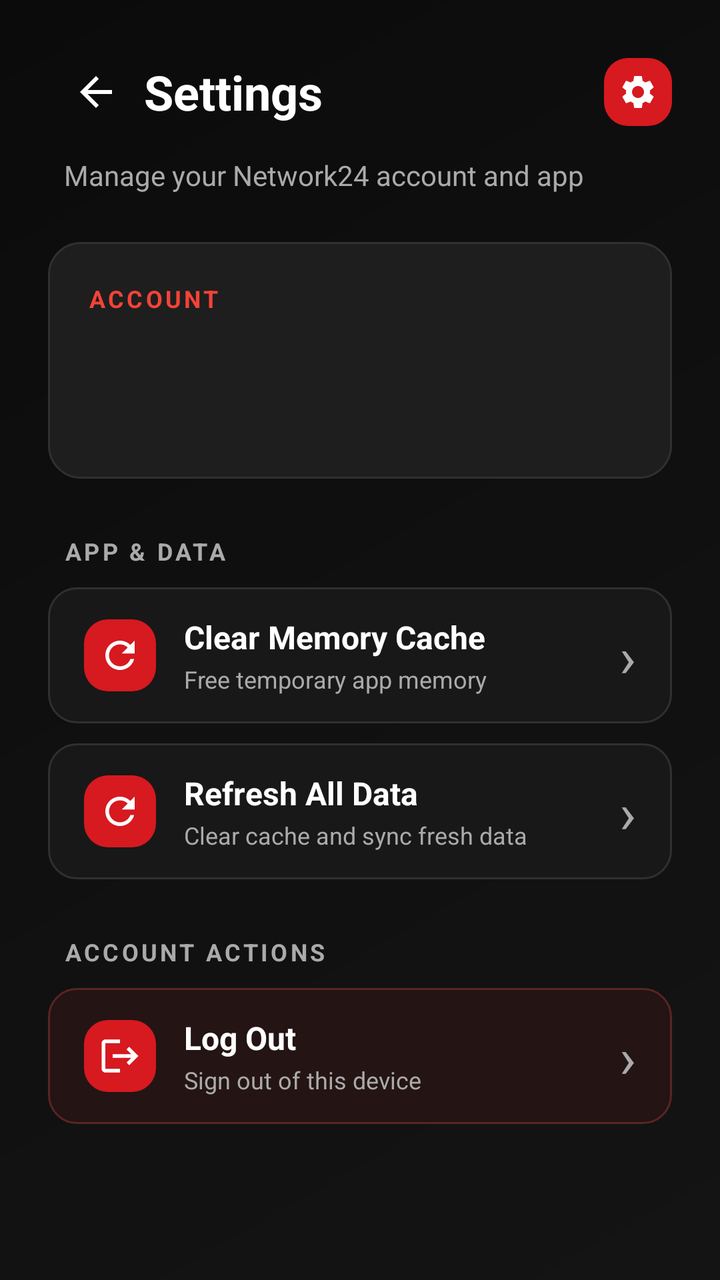
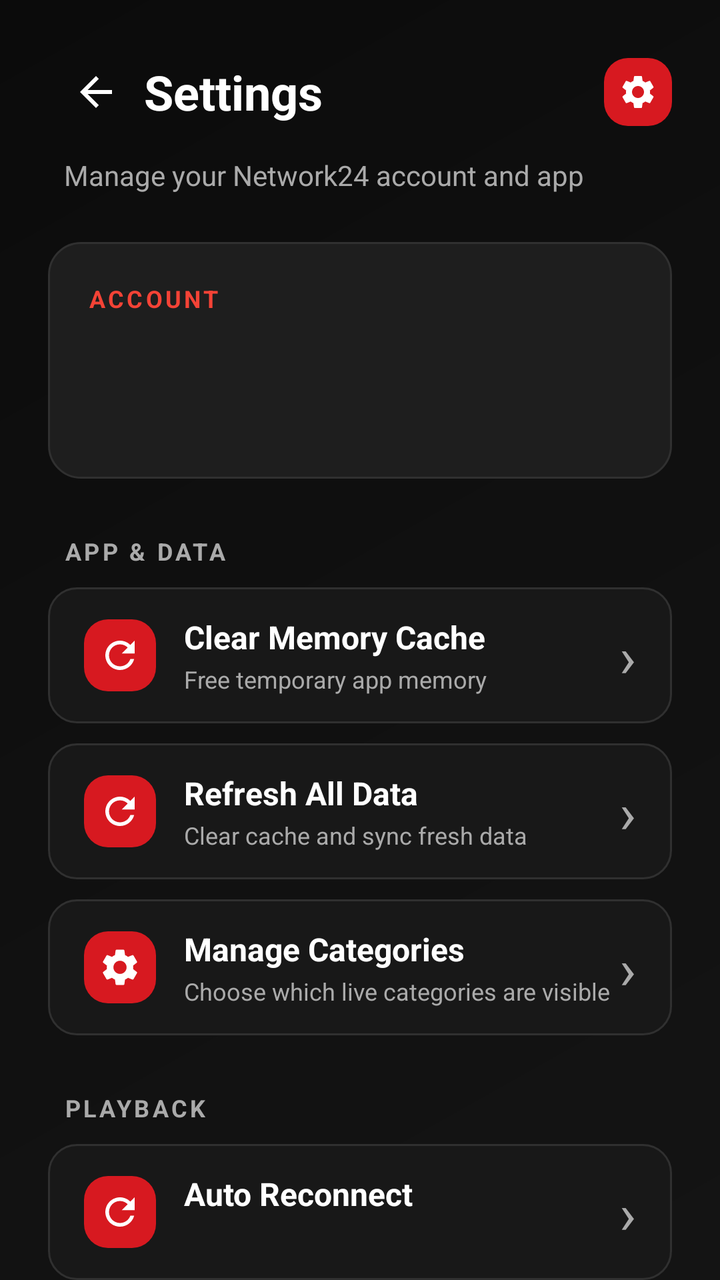

Screens rendered from an Android XML layout before and after an edit, with the pre-edit source and the edit as a unified diff.
<!-- AndroidManifest.xml: application theme Theme.Network24 -->
<!-- res/layout/activity_settings.xml -->
<?xml version="1.0" encoding="utf-8"?>
<ScrollView xmlns:android="http://schemas.android.com/apk/res/android"
    android:id="@+id/settingsScroll"
    android:layout_width="match_parent"
    android:layout_height="match_parent"
    android:fillViewport="true"
    android:background="@drawable/bg_dashboard"
    android:scrollbars="none">

    <LinearLayout
        android:layout_width="match_parent"
        android:layout_height="wrap_content"
        android:orientation="vertical"
        android:paddingStart="24dp"
        android:paddingTop="18dp"
        android:paddingEnd="24dp"
        android:paddingBottom="32dp">

        <LinearLayout
            android:layout_width="match_parent"
            android:layout_height="56dp"
            android:gravity="center_vertical"
            android:orientation="horizontal">

            <ImageButton
                android:id="@+id/settingsBack"
                android:layout_width="48dp"
                android:layout_height="48dp"
                android:background="?attr/selectableItemBackgroundBorderless"
                android:contentDescription="Back"
                android:padding="12dp"
                android:src="@drawable/ic_back"
                android:tint="@color/text_primary" />

            <TextView
                android:layout_width="0dp"
                android:layout_height="wrap_content"
                android:layout_weight="1"
                android:text="Settings"
                android:textColor="@color/text_primary"
                android:textSize="24sp"
                android:textStyle="bold" />

            <ImageView
                android:layout_width="34dp"
                android:layout_height="34dp"
                android:background="@drawable/bg_settings_icon"
                android:padding="7dp"
                android:src="@drawable/ic_settings"
                android:tint="@color/text_primary" />
        </LinearLayout>

        <TextView
            android:layout_width="match_parent"
            android:layout_height="wrap_content"
            android:layout_marginStart="8dp"
            android:layout_marginTop="4dp"
            android:text="Manage your Network24 account and app"
            android:textColor="@color/text_hint"
            android:textSize="14sp" />

        <LinearLayout
            android:id="@+id/accountCard"
            android:layout_width="match_parent"
            android:layout_height="wrap_content"
            android:layout_marginTop="24dp"
            android:background="@drawable/bg_settings_card"
            android:orientation="vertical"
            android:padding="20dp">

            <TextView
                android:layout_width="match_parent"
                android:layout_height="wrap_content"
                android:text="ACCOUNT"
                android:textColor="@color/primary_light"
                android:textSize="12sp"
                android:textStyle="bold"
                android:letterSpacing="0.12" />

            <TextView
                android:id="@+id/accountName"
                android:layout_width="match_parent"
                android:layout_height="wrap_content"
                android:layout_marginTop="8dp"
                android:textColor="@color/text_primary"
                android:textSize="20sp"
                android:textStyle="bold" />

            <TextView
                android:id="@+id/accountDetails"
                android:layout_width="match_parent"
                android:layout_height="wrap_content"
                android:layout_marginTop="8dp"
                android:lineSpacingExtra="4dp"
                android:textColor="@color/text_secondary"
                android:textSize="14sp" />
        </LinearLayout>

        <TextView
            android:layout_width="match_parent"
            android:layout_height="wrap_content"
            android:layout_marginStart="8dp"
            android:layout_marginTop="28dp"
            android:text="APP &amp; DATA"
            android:textColor="@color/text_hint"
            android:textSize="12sp"
            android:textStyle="bold"
            android:letterSpacing="0.12" />

        <LinearLayout
            android:id="@+id/clearMemory"
            android:layout_width="match_parent"
            android:layout_height="68dp"
            android:layout_marginTop="10dp"
            android:background="@drawable/bg_settings_action"
            android:clickable="true"
            android:focusable="true"
            android:gravity="center_vertical"
            android:orientation="horizontal"
            android:paddingStart="18dp"
            android:paddingEnd="18dp">

            <ImageView
                android:layout_width="36dp"
                android:layout_height="36dp"
                android:background="@drawable/bg_settings_icon"
                android:padding="7dp"
                android:src="@drawable/ic_refresh"
                android:tint="@color/text_primary" />

            <LinearLayout
                android:layout_width="0dp"
                android:layout_height="wrap_content"
                android:layout_marginStart="14dp"
                android:layout_weight="1"
                android:orientation="vertical">

                <TextView android:layout_width="match_parent" android:layout_height="wrap_content"
                    android:text="Clear Memory Cache" android:textColor="@color/text_primary"
                    android:textSize="16sp" android:textStyle="bold"/>
                <TextView android:layout_width="match_parent" android:layout_height="wrap_content"
                    android:layout_marginTop="2dp" android:text="Free temporary app memory"
                    android:textColor="@color/text_hint" android:textSize="12sp"/>
            </LinearLayout>

            <TextView android:layout_width="wrap_content" android:layout_height="wrap_content"
                android:text="›" android:textColor="@color/text_hint" android:textSize="28sp"/>
        </LinearLayout>

        <LinearLayout
            android:id="@+id/forceRefresh"
            android:layout_width="match_parent"
            android:layout_height="68dp"
            android:layout_marginTop="10dp"
            android:background="@drawable/bg_settings_action"
            android:clickable="true"
            android:focusable="true"
            android:gravity="center_vertical"
            android:orientation="horizontal"
            android:paddingStart="18dp"
            android:paddingEnd="18dp">

            <ImageView
                android:layout_width="36dp"
                android:layout_height="36dp"
                android:background="@drawable/bg_settings_icon"
                android:padding="7dp"
                android:src="@drawable/ic_refresh"
                android:tint="@color/text_primary" />

            <LinearLayout android:layout_width="0dp" android:layout_height="wrap_content"
                android:layout_marginStart="14dp" android:layout_weight="1" android:orientation="vertical">
                <TextView android:layout_width="match_parent" android:layout_height="wrap_content"
                    android:text="Refresh All Data" android:textColor="@color/text_primary"
                    android:textSize="16sp" android:textStyle="bold"/>
                <TextView android:layout_width="match_parent" android:layout_height="wrap_content"
                    android:layout_marginTop="2dp" android:text="Clear cache and sync fresh data"
                    android:textColor="@color/text_hint" android:textSize="12sp"/>
            </LinearLayout>
            <TextView android:layout_width="wrap_content" android:layout_height="wrap_content"
                android:text="›" android:textColor="@color/text_hint" android:textSize="28sp"/>
        </LinearLayout>

        <TextView
            android:layout_width="match_parent" android:layout_height="wrap_content"
            android:layout_marginStart="8dp" android:layout_marginTop="28dp"
            android:text="ACCOUNT ACTIONS" android:textColor="@color/text_hint"
            android:textSize="12sp" android:textStyle="bold" android:letterSpacing="0.12"/>

        <LinearLayout
            android:id="@+id/logout"
            android:layout_width="match_parent"
            android:layout_height="68dp"
            android:layout_marginTop="10dp"
            android:background="@drawable/bg_settings_danger"
            android:clickable="true"
            android:focusable="true"
            android:gravity="center_vertical"
            android:orientation="horizontal"
            android:paddingStart="18dp"
            android:paddingEnd="18dp">

            <ImageView android:layout_width="36dp" android:layout_height="36dp"
                android:background="@drawable/bg_settings_icon" android:padding="7dp"
                android:src="@drawable/ic_logout" android:tint="@color/text_primary"/>
            <LinearLayout android:layout_width="0dp" android:layout_height="wrap_content"
                android:layout_marginStart="14dp" android:layout_weight="1" android:orientation="vertical">
                <TextView android:layout_width="match_parent" android:layout_height="wrap_content"
                    android:text="Log Out" android:textColor="@color/text_primary"
                    android:textSize="16sp" android:textStyle="bold"/>
                <TextView android:layout_width="match_parent" android:layout_height="wrap_content"
                    android:layout_marginTop="2dp" android:text="Sign out of this device"
                    android:textColor="@color/text_hint" android:textSize="12sp"/>
            </LinearLayout>
            <TextView android:layout_width="wrap_content" android:layout_height="wrap_content"
                android:text="›" android:textColor="@color/text_hint" android:textSize="28sp"/>
        </LinearLayout>

        <TextView
            android:id="@+id/appVersion"
            android:layout_width="match_parent"
            android:layout_height="wrap_content"
            android:layout_marginTop="28dp"
            android:gravity="center"
            android:textColor="@color/text_hint"
            android:textSize="12sp" />

    </LinearLayout>
</ScrollView>
<!-- resources referenced by this layout -->
<resources>
  <color name="text_hint">#AAAAAA</color>
  <!-- drawable bg_settings_action (drawable) -->
  <?xml version="1.0" encoding="utf-8"?>
  <selector xmlns:android="http://schemas.android.com/apk/res/android">
      <item android:state_focused="true"><shape><solid android:color="@color/primary"/><corners android:radius="14dp"/></shape></item>
      <item android:state_pressed="true"><shape><solid android:color="@color/primary_dark"/><corners android:radius="14dp"/></shape></item>
      <item><shape><solid android:color="@color/surface"/><corners android:radius="14dp"/><stroke android:width="1dp" android:color="@color/divider"/></shape></item>
  </selector>
  <!-- drawable bg_settings_danger (drawable) -->
  <?xml version="1.0" encoding="utf-8"?>
  <selector xmlns:android="http://schemas.android.com/apk/res/android">
      <item android:state_focused="true"><shape><solid android:color="@color/error"/><corners android:radius="14dp"/></shape></item>
      <item android:state_pressed="true"><shape><solid android:color="@color/primary_dark"/><corners android:radius="14dp"/></shape></item>
      <item><shape><solid android:color="#241414"/><corners android:radius="14dp"/><stroke android:width="1dp" android:color="#5A2424"/></shape></item>
  </selector>
  <color name="primary">#D71920</color>
  <color name="primary_dark">#B8141A</color>
  <color name="surface">#181818</color>
  <color name="divider">#303030</color>
  <color name="card">#1E1E1E</color>
  <color name="error">#F44336</color>
  <!-- unchanged entries left out for length: 13 -->
</resources>

<!-- the commit's change to res/layout/activity_settings.xml (unified diff, before → after) -->
@@ -26,8 +26,10 @@
                 android:id="@+id/settingsBack"
                 android:layout_width="48dp"
                 android:layout_height="48dp"
-                android:background="?attr/selectableItemBackgroundBorderless"
+                android:background="@drawable/bg_back_focus"
                 android:contentDescription="Back"
+                android:focusable="true"
+                android:focusableInTouchMode="true"
                 android:padding="12dp"
                 android:src="@drawable/ic_back"
                 android:tint="@color/text_primary" />
@@ -181,11 +183,192 @@
                 android:text="›" android:textColor="@color/text_hint" android:textSize="28sp"/>
         </LinearLayout>
 
+        <LinearLayout
+            android:id="@+id/manageCategories"
+            android:layout_width="match_parent"
+            android:layout_height="68dp"
+            android:layout_marginTop="10dp"
+            android:background="@drawable/bg_settings_action"
+            android:clickable="true"
+            android:focusable="true"
+            android:gravity="center_vertical"
+            android:orientation="horizontal"
+            android:paddingStart="18dp"
+            android:paddingEnd="18dp">
+
+            <ImageView
+                android:layout_width="36dp"
+                android:layout_height="36dp"
+                android:background="@drawable/bg_settings_icon"
+                android:padding="7dp"
+                android:src="@drawable/ic_settings"
+                android:tint="@color/text_primary" />
+
+            <LinearLayout
+                android:layout_width="0dp"
+                android:layout_height="wrap_content"
+                android:layout_marginStart="14dp"
+                android:layout_weight="1"
+                android:orientation="vertical">
+
+                <TextView
+                    android:layout_width="match_parent"
+                    android:layout_height="wrap_content"
+                    android:text="Manage Categories"
+                    android:textColor="@color/text_primary"
+                    android:textSize="16sp"
+                    android:textStyle="bold" />
+
+                <TextView
+                    android:layout_width="match_parent"
+                    android:layout_height="wrap_content"
+                    android:layout_marginTop="2dp"
+                    android:text="Choose which live categories are visible"
+                    android:textColor="@color/text_hint"
+                    android:textSize="12sp" />
+            </LinearLayout>
+
+            <TextView
+                android:layout_width="wrap_content"
+                android:layout_height="wrap_content"
+                android:text="›"
+                android:textColor="@color/text_hint"
+                android:textSize="28sp" />
+        </LinearLayout>
+
+        <TextView
+            android:layout_width="match_parent"
+            android:layout_height="wrap_content"
+            android:layout_marginStart="8dp"
+            android:layout_marginTop="28dp"
+            android:text="PLAYBACK"
+            android:textColor="@color/text_hint"
+            android:textSize="12sp"
+            android:textStyle="bold"
+            android:letterSpacing="0.12" />
+
+        <LinearLayout
+            android:id="@+id/autoReconnect"
+            android:layout_width="match_parent"
+            android:layout_height="68dp"
+            android:layout_marginTop="10dp"
+            android:background="@drawable/bg_settings_action"
+            android:clickable="true"
+            android:focusable="true"
+            android:gravity="center_vertical"
+            android:orientation="horizontal"
+            android:paddingStart="18dp"
+            android:paddingEnd="18dp">
+
+            <ImageView
+                android:layout_width="36dp"
+                android:layout_height="36dp"
+                android:background="@drawable/bg_settings_icon"
+                android:padding="7dp"
+                android:src="@drawable/ic_refresh"
+                android:tint="@color/text_primary" />
+
+            <LinearLayout
+                android:layout_width="0dp"
+                android:layout_height="wrap_content"
+                android:layout_marginStart="14dp"
+                android:layout_weight="1"
+                android:orientation="vertical">
+
+                <TextView
+                    android:layout_width="match_parent"
+                    android:layout_height="wrap_content"
+                    android:text="Auto Reconnect"
+                    android:textColor="@color/text_primary"
+                    android:textSize="16sp"
+                    android:textStyle="bold" />
+
+                <TextView
+                    android:id="@+id/autoReconnectSummary"
+                    android:layout_width="match_parent"
+                    android:layout_height="wrap_content"
+                    android:layout_marginTop="2dp"
+                    android:textColor="@color/text_hint"
+                    android:textSize="12sp" />
+            </LinearLayout>
+
+            <TextView
+                android:layout_width="wrap_content"
+                android:layout_height="wrap_content"
+                android:text="›"
+                android:textColor="@color/text_hint"
+                android:textSize="28sp" />
+        </LinearLayout>
+
         <TextView
             android:layout_width="match_parent" android:layout_height="wrap_content"
             android:layout_marginStart="8dp" android:layout_marginTop="28dp"
-            android:text="ACCOUNT ACTIONS" android:textColor="@color/text_hint"
+            android:text="ABOUT" android:textColor="@color/text_hint"
             android:textSize="12sp" android:textStyle="bold" android:letterSpacing="0.12"/>
+
+        <LinearLayout
+            android:id="@+id/aboutDeviceInfo"
+            android:layout_width="match_parent"
+            android:layout_height="68dp"
+            android:layout_marginTop="10dp"
+            android:background="@drawable/bg_settings_action"
+            android:clickable="true"
+            android:focusable="true"
+            android:gravity="center_vertical"
+            android:orientation="horizontal"
+            android:paddingStart="18dp"
+            android:paddingEnd="18dp">
+
+            <ImageView
+                android:layout_width="36dp"
+                android:layout_height="36dp"
+                android:background="@drawable/bg_settings_icon"
+                android:padding="7dp"
+                android:src="@drawable/ic_info"
+                android:tint="@color/text_primary" />
+
+            <LinearLayout
+                android:layout_width="0dp"
+                android:layout_height="wrap_content"
+                android:layout_marginStart="14dp"
+                android:layout_weight="1"
+                android:orientation="vertical">
+
+                <TextView
+                    android:layout_width="match_parent"
+                    android:layout_height="wrap_content"
+                    android:text="About / Device Info"
+                    android:textColor="@color/text_primary"
+                    android:textSize="16sp"
+                    android:textStyle="bold" />
+
+                <TextView
+                    android:layout_width="match_parent"
+                    android:layout_height="wrap_content"
+                    android:layout_marginTop="2dp"
+                    android:text="App, device, and operating system details"
+                    android:textColor="@color/text_hint"
+                    android:textSize="12sp" />
+            </LinearLayout>
+
+            <TextView
+                android:layout_width="wrap_content"
+                android:layout_height="wrap_content"
+                android:text="›"
+                android:textColor="@color/text_hint"
+                android:textSize="28sp" />
+        </LinearLayout>
+
+        <TextView
+            android:layout_width="match_parent"
+            android:layout_height="wrap_content"
+            android:layout_marginStart="8dp"
+            android:layout_marginTop="28dp"
+            android:letterSpacing="0.12"
+            android:text="ACCOUNT ACTIONS"
+            android:textColor="@color/text_hint"
+            android:textSize="12sp"
+            android:textStyle="bold" />
 
         <LinearLayout
             android:id="@+id/logout"
@@ -217,6 +400,71 @@
         </LinearLayout>
 
         <TextView
+            android:layout_width="match_parent"
+            android:layout_height="wrap_content"
+            android:layout_marginStart="8dp"
+            android:layout_marginTop="28dp"
+            android:letterSpacing="0.12"
+            android:text="APP ACTIONS"
+            android:textColor="@color/text_hint"
+            android:textSize="12sp"
+            android:textStyle="bold" />
+
+        <LinearLayout
+            android:id="@+id/exitApp"
+            android:layout_width="match_parent"
+            android:layout_height="68dp"
+            android:layout_marginTop="10dp"
+            android:background="@drawable/bg_settings_action"
+            android:clickable="true"
+            android:focusable="true"
+            android:gravity="center_vertical"
+            android:orientation="horizontal"
+            android:paddingStart="18dp"
+            android:paddingEnd="18dp">
+
+            <ImageView
+                android:layout_width="36dp"
+                android:layout_height="36dp"
+                android:background="@drawable/bg_settings_icon"
+                android:padding="7dp"
+                android:rotation="180"
+                android:src="@drawable/ic_back"
+                android:tint="@color/text_primary" />
+
+            <LinearLayout
+                android:layout_width="0dp"
+                android:layout_height="wrap_content"
+                android:layout_marginStart="14dp"
+                android:layout_weight="1"
+                android:orientation="vertical">
+
+                <TextView
+                    android:layout_width="match_parent"
+                    android:layout_height="wrap_content"
+                    android:text="Exit App"
+                    android:textColor="@color/text_primary"
+                    android:textSize="16sp"
+                    android:textStyle="bold" />
+
+                <TextView
+                    android:layout_width="match_parent"
+                    android:layout_height="wrap_content"
+                    android:layout_marginTop="2dp"
+                    android:text="Close Network24 and keep your login"
+                    android:textColor="@color/text_hint"
+                    android:textSize="12sp" />
+            </LinearLayout>
+
+            <TextView
+                android:layout_width="wrap_content"
+                android:layout_height="wrap_content"
+                android:text="›"
+                android:textColor="@color/text_hint"
+                android:textSize="28sp" />
+        </LinearLayout>
+
+        <TextView
             android:id="@+id/appVersion"
             android:layout_width="match_parent"
             android:layout_height="wrap_content"
<!-- resource entries referenced after the edit -->
@@ -1,26 +1,66 @@
 <!-- resources referenced by this layout -->
 <resources>
   <color name="text_hint">#AAAAAA</color>
+  <!-- drawable bg_back_focus (drawable) -->
+  <?xml version="1.0" encoding="utf-8"?>
+  <selector xmlns:android="http://schemas.android.com/apk/res/android">
+      <item android:state_pressed="true">
+          <shape android:shape="rectangle">
+              <solid android:color="@color/selection_surface_pressed"/>
+              <corners android:radius="10dp"/>
+              <stroke android:width="2dp" android:color="@color/selection_stroke"/>
+          </shape>
+      </item>
+      <item android:state_hovered="true">
+          <shape android:shape="rectangle">
+              <solid android:color="@color/selection_surface"/>
+              <corners android:radius="10dp"/>
+              <stroke android:width="2dp" android:color="@color/selection_stroke"/>
+          </shape>
+      </item>
+      <item android:state_focused="true">
+          <shape android:shape="rectangle">
+              <solid android:color="@color/selection_surface"/>
+              <corners android:radius="10dp"/>
+              <stroke android:width="2dp" android:color="@color/selection_stroke"/>
+          </shape>
+      </item>
+      <item>
+          <shape android:shape="rectangle">
+              <solid android:color="@android:color/transparent"/>
+              <corners android:radius="10dp"/>
+          </shape>
+      </item>
+  </selector>
   <!-- drawable bg_settings_action (drawable) -->
   <?xml version="1.0" encoding="utf-8"?>
   <selector xmlns:android="http://schemas.android.com/apk/res/android">
-      <item android:state_focused="true"><shape><solid android:color="@color/primary"/><corners android:radius="14dp"/></shape></item>
-      <item android:state_pressed="true"><shape><solid android:color="@color/primary_dark"/><corners android:radius="14dp"/></shape></item>
+      <item android:state_pressed="true"><shape><solid android:color="@color/selection_surface_pressed"/><corners android:radius="14dp"/><stroke android:width="2dp" android:color="@color/selection_stroke"/></shape></item>
+      <item android:state_hovered="true"><shape><solid android:color="@color/selection_surface"/><corners android:radius="14dp"/><stroke android:width="2dp" android:color="@color/selection_stroke"/></shape></item>
+      <item android:state_focused="true"><shape><solid android:color="@color/selection_surface"/><corners android:radius="14dp"/><stroke android:width="2dp" android:color="@color/selection_stroke"/></shape></item>
       <item><shape><solid android:color="@color/surface"/><corners android:radius="14dp"/><stroke android:width="1dp" android:color="@color/divider"/></shape></item>
   </selector>
   <!-- drawable bg_settings_danger (drawable) -->
   <?xml version="1.0" encoding="utf-8"?>
   <selector xmlns:android="http://schemas.android.com/apk/res/android">
-      <item android:state_focused="true"><shape><solid android:color="@color/error"/><corners android:radius="14dp"/></shape></item>
-      <item android:state_pressed="true"><shape><solid android:color="@color/primary_dark"/><corners android:radius="14dp"/></shape></item>
+      <item android:state_pressed="true"><shape><solid android:color="@color/selection_surface_pressed"/><corners android:radius="14dp"/><stroke android:width="2dp" android:color="@color/selection_stroke"/></shape></item>
+      <item android:state_hovered="true"><shape><solid android:color="@color/selection_surface"/><corners android:radius="14dp"/><stroke android:width="2dp" android:color="@color/selection_stroke"/></shape></item>
+      <item android:state_focused="true"><shape><solid android:color="@color/selection_surface"/><corners android:radius="14dp"/><stroke android:width="2dp" android:color="@color/selection_stroke"/></shape></item>
       <item><shape><solid android:color="#241414"/><corners android:radius="14dp"/><stroke android:width="1dp" android:color="#5A2424"/></shape></item>
   </selector>
+  <!-- drawable ic_info (drawable) -->
+  <vector xmlns:android="http://schemas.android.com/apk/res/android" android:height="24dp" android:tint="#000000" android:viewportHeight="24" android:viewportWidth="24" android:width="24dp">
+        
+      <path android:fillColor="@android:color/white" android:pathData="M12,2C6.48,2 2,6.48 2,12s4.48,10 10,10 10,-4.48 10,-10S17.52,2 12,2zM13,17h-2v-6h2v6zM13,9h-2L11,7h2v2z"/>
+      
+  </vector>
+  <color name="selection_surface_pressed">#512D31</color>
+  <color name="selection_stroke">#FFFFFF</color>
+  <color name="selection_surface">#3A2528</color>
   <color name="primary">#D71920</color>
-  <color name="primary_dark">#B8141A</color>
   <color name="surface">#181818</color>
   <color name="divider">#303030</color>
   <color name="card">#1E1E1E</color>
-  <color name="error">#F44336</color>
   <!-- unchanged entries left out for length: 13 -->
 </resources>
 
